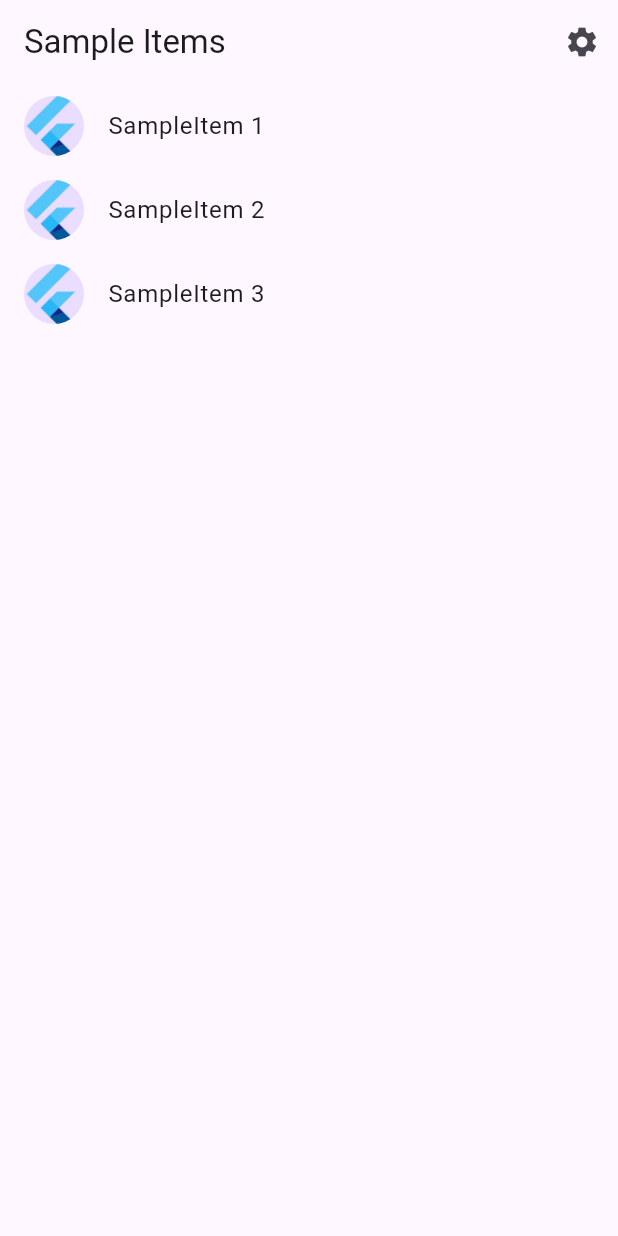
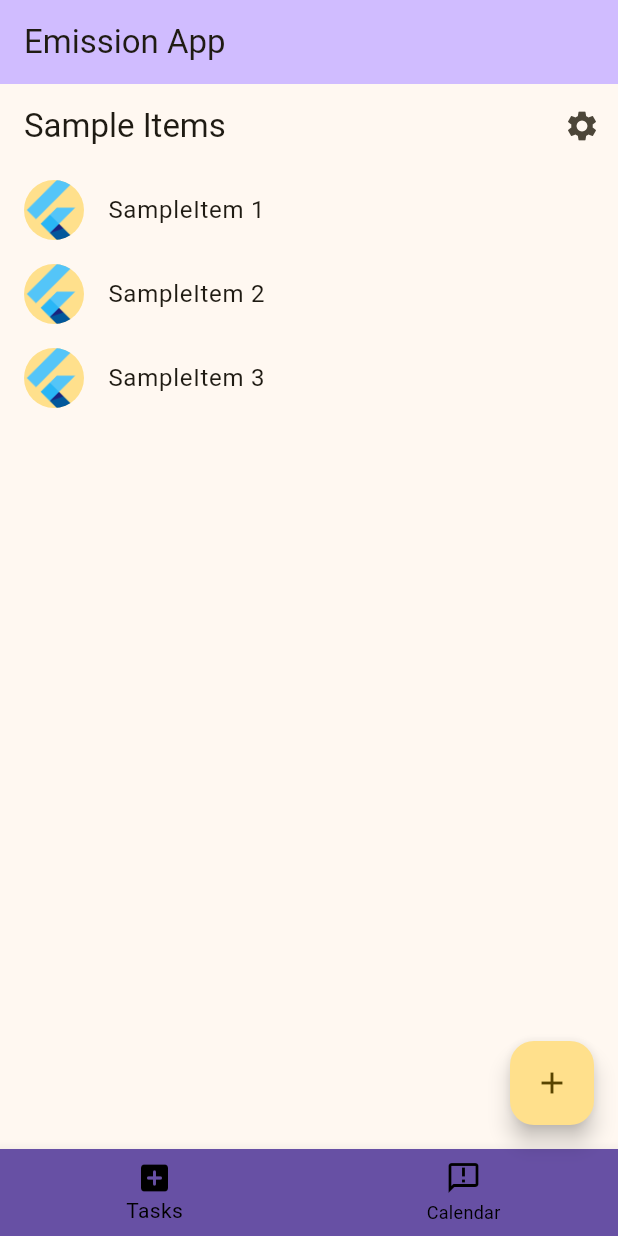
Before and after one commit to AndreyJRE/emission_app, a Flutter app: the screen it shows after launch, on a phone screen of 412 x 824 dp. Run offline on Flutter 3.47's test engine with Material 3 defaults, Android fonts, the phone set to English and light mode, and no system bars; generated files the repository leaves out were written again.

```diff
--- a/emission-frontend/qq_ui/lib/main.dart
+++ b/emission-frontend/qq_ui/lib/main.dart
@@ -1,6 +1,6 @@
 import 'package:flutter/material.dart';
 
-import 'src/app.dart';
+import 'src/views/app.dart';
 import 'src/settings/settings_controller.dart';
 import 'src/settings/settings_service.dart';
 
@@ -16,5 +16,5 @@ void main() async {
   // Run the app and pass in the SettingsController. The app listens to the
   // SettingsController for changes, then passes it further down to the
   // SettingsView.
-  runApp(MyApp(settingsController: settingsController));
+  runApp(MainScreen(title: 'Emission App'));
 }
--- a/emission-frontend/qq_ui/lib/src/app.dart
+++ /dev/null
@@ -1,85 +0,0 @@
-import 'package:flutter/material.dart';
-import 'package:flutter_gen/gen_l10n/app_localizations.dart';
-import 'package:flutter_localizations/flutter_localizations.dart';
-
-import 'sample_feature/sample_item_details_view.dart';
-import 'sample_feature/sample_item_list_view.dart';
-import 'settings/settings_controller.dart';
-import 'settings/settings_view.dart';
-
-/// The Widget that configures your application.
-class MyApp extends StatelessWidget {
-  const MyApp({
-    super.key,
-    required this.settingsController,
-  });
-
-  final SettingsController settingsController;
-
-  @override
-  Widget build(BuildContext context) {
-    // Glue the SettingsController to the MaterialApp.
-    //
-    // The ListenableBuilder Widget listens to the SettingsController for changes.
-    // Whenever the user updates their settings, the MaterialApp is rebuilt.
-    return ListenableBuilder(
-      listenable: settingsController,
-      builder: (BuildContext context, Widget? child) {
-        return MaterialApp(
-          // Providing a restorationScopeId allows the Navigator built by the
-          // MaterialApp to restore the navigation stack when a user leaves and
-          // returns to the app after it has been killed while running in the
-          // background.
-          restorationScopeId: 'app',
-
-          // Provide the generated AppLocalizations to the MaterialApp. This
-          // allows descendant Widgets to display the correct translations
-          // depending on the user's locale.
-          localizationsDelegates: const [
-            AppLocalizations.delegate,
-            GlobalMaterialLocalizations.delegate,
-            GlobalWidgetsLocalizations.delegate,
-            GlobalCupertinoLocalizations.delegate,
-          ],
-          supportedLocales: const [
-            Locale('en', ''), // English, no country code
-          ],
-
-          // Use AppLocalizations to configure the correct application title
-          // depending on the user's locale.
-          //
-          // The appTitle is defined in .arb files found in the localization
-          // directory.
-          onGenerateTitle: (BuildContext context) =>
-              AppLocalizations.of(context)!.appTitle,
-
-          // Define a light and dark color theme. Then, read the user's
-          // preferred ThemeMode (light, dark, or system default) from the
-          // SettingsController to display the correct theme.
-          theme: ThemeData(),
-          darkTheme: ThemeData.dark(),
-          themeMode: settingsController.themeMode,
-
-          // Define a function to handle named routes in order to support
-          // Flutter web url navigation and deep linking.
-          onGenerateRoute: (RouteSettings routeSettings) {
-            return MaterialPageRoute<void>(
-              settings: routeSettings,
-              builder: (BuildContext context) {
-                switch (routeSettings.name) {
-                  case SettingsView.routeName:
-                    return SettingsView(controller: settingsController);
-                  case SampleItemDetailsView.routeName:
-                    return const SampleItemDetailsView();
-                  case SampleItemListView.routeName:
-                  default:
-                    return const SampleItemListView();
-                }
-              },
-            );
-          },
-        );
-      },
-    );
-  }
-}
--- /dev/null
+++ b/emission-frontend/qq_ui/lib/src/views/app.dart
@@ -0,0 +1,212 @@
+import 'package:flutter/material.dart';
+import 'package:flutter_gen/gen_l10n/app_localizations.dart';
+import 'package:flutter_localizations/flutter_localizations.dart';
+import 'package:qq_ui/src/views/calendar_screen.dart';
+import 'package:qq_ui/src/views/task_screen.dart';
+
+import '../sample_feature/sample_item_details_view.dart';
+import '../sample_feature/sample_item_list_view.dart';
+import '../settings/settings_controller.dart';
+import '../settings/settings_view.dart';
+
+/// The Widget that configures your application.
+///
+class MainScreen extends StatefulWidget {
+  const MainScreen({super.key, required this.title});
+
+  // This widget is the home page of your application. It is stateful, meaning
+  // that it has a State object (defined below) that contains fields that affect
+  // how it looks.
+
+  // This class is the configuration for the state. It holds the values (in this
+  // case the title) provided by the parent (in this case the App widget) and
+  // used by the build method of the State. Fields in a Widget subclass are
+  // always marked "final".
+
+  final String title;
+
+  @override
+  State<MainScreen> createState() => _MyHomePageState();
+}
+
+class _MyHomePageState extends State<MainScreen> {
+  int _counter = 0;
+  int index = 0;
+  Widget page = EmissionListView();
+  var creating = false;
+  void switchOffScreen(){
+       setState(() {
+    creating = false;});
+  }
+
+
+  void switchState(int state) {
+    if(!creating){
+    setState(() {
+      index = state;
+      switch (index) {
+        case 0:
+          page = EmissionListView();
+          break;
+        case 1:
+         page = CalendarScreen();
+        default:
+
+      }
+    });}
+  }
+
+
+
+  void prompting(BuildContext context) {
+    TextEditingController _textFieldController = TextEditingController();
+    showDialog(
+        context: context,
+        builder: (context) {
+          return AlertDialog(
+              title: Text('Enter your Task'),
+              content: TextField(
+                controller: _textFieldController,
+              ),
+              actions: <Widget>[
+                TextButton(
+                  child: Text('Cancel'),
+                  onPressed: () {
+                    Navigator.pop(context);
+                  },
+                ),
+                TextButton(
+                    child: Text('Submit'),
+                    onPressed: () {
+                      //TODO
+                      Navigator.pop(context);
+                    })
+              ]);
+        });
+  }
+
+
+
+  @override
+  Widget build(BuildContext context) {
+    return MaterialApp(
+      theme: ThemeData(
+        colorScheme: ColorScheme.fromSeed(seedColor: Color.fromARGB(255, 193, 154, 13)),
+        useMaterial3: true
+      ),
+      home: Scaffold(
+        bottomNavigationBar: BottomNavigationBar(
+          items: const [
+            BottomNavigationBarItem(
+              icon: Icon(Icons.add_box_outlined),
+              activeIcon: Icon(Icons.add_box_rounded),
+              label: 'Tasks',
+            ),
+            BottomNavigationBarItem(
+              icon: Icon(Icons.announcement_outlined),
+              activeIcon: Icon(Icons.announcement_rounded),
+              label: 'Calendar',
+            ),
+          ],
+          backgroundColor: Theme.of(context).primaryColor,
+          selectedItemColor: Colors.black,
+          unselectedItemColor: Colors.black,
+          currentIndex: index,
+          onTap: ((value) => switchState(value)),
+        ),
+
+        appBar: AppBar(
+          // TRY THIS: Try changing the color here to a specific color (to
+          // Colors.amber, perhaps?) and trigger a hot reload to see the AppBar
+          // change color while the other colors stay the same.
+          backgroundColor: Theme.of(context).colorScheme.inversePrimary,
+          // Here we take the value from the MainScreen
+          // object that was created by
+          // the App.build method, and use it to set our appbar title.
+          title: Text(widget.title),
+        ),
+        body: page,
+        floatingActionButton: FloatingActionButton(
+          onPressed: () => {},
+          tooltip: 'Add new Task',
+          child: const Icon(Icons.add),
+        ), // This trailing comma makes auto-formatting nicer for build methods.
+      ),
+    );
+  }
+}
+class MyApp extends StatelessWidget {
+  const MyApp({
+    super.key,
+    required this.settingsController,
+  });
+
+  final SettingsController settingsController;
+
+  @override
+  Widget build(BuildContext context) {
+    // Glue the SettingsController to the MaterialApp.
+    //
+    // The ListenableBuilder Widget listens to the SettingsController for changes.
+    // Whenever the user updates their settings, the MaterialApp is rebuilt.
+    return ListenableBuilder(
+      listenable: settingsController,
+      builder: (BuildContext context, Widget? child) {
+        return MaterialApp(
+          // Providing a restorationScopeId allows the Navigator built by the
+          // MaterialApp to restore the navigation stack when a user leaves and
+          // returns to the app after it has been killed while running in the
+          // background.
+          restorationScopeId: 'app',
+
+          // Provide the generated AppLocalizations to the MaterialApp. This
+          // allows descendant Widgets to display the correct translations
+          // depending on the user's locale.
+          localizationsDelegates: const [
+            AppLocalizations.delegate,
+            GlobalMaterialLocalizations.delegate,
+            GlobalWidgetsLocalizations.delegate,
+            GlobalCupertinoLocalizations.delegate,
+          ],
+          supportedLocales: const [
+            Locale('en', ''), // English, no country code
+          ],
+
+          // Use AppLocalizations to configure the correct application title
+          // depending on the user's locale.
+          //
+          // The appTitle is defined in .arb files found in the localization
+          // directory.
+          onGenerateTitle: (BuildContext context) =>
+              AppLocalizations.of(context)!.appTitle,
+
+          // Define a light and dark color theme. Then, read the user's
+          // preferred ThemeMode (light, dark, or system default) from the
+          // SettingsController to display the correct theme.
+          theme: ThemeData(),
+          darkTheme: ThemeData.dark(),
+          themeMode: settingsController.themeMode,
+
+          // Define a function to handle named routes in order to support
+          // Flutter web url navigation and deep linking.
+          onGenerateRoute: (RouteSettings routeSettings) {
+            return MaterialPageRoute<void>(
+              settings: routeSettings,
+              builder: (BuildContext context) {
+                switch (routeSettings.name) {
+                  case SettingsView.routeName:
+                    return SettingsView(controller: settingsController);
+                  case SampleItemDetailsView.routeName:
+                    return const SampleItemDetailsView();
+                  case SampleItemListView.routeName:
+                  default:
+                    return const SampleItemListView();
+                }
+              },
+            );
+          },
+        );
+      },
+    );
+  }
+}
--- /dev/null
+++ b/emission-frontend/qq_ui/lib/src/views/task_screen.dart
@@ -0,0 +1,71 @@
+import 'package:flutter/material.dart';
+import 'package:qq_ui/src/sample_feature/sample_item.dart';
+import 'package:qq_ui/src/sample_feature/sample_item_details_view.dart';
+
+import '../settings/settings_view.dart';
+
+/// Displays a list of SampleItems.
+class EmissionListView extends StatelessWidget {
+  const EmissionListView({
+    super.key,
+    this.items = const [SampleItem(1), SampleItem(2), SampleItem(3)],
+  });
+
+  static const routeName = '/';
+
+  final List<SampleItem> items;
+
+  @override
+  Widget build(BuildContext context) {
+    return Scaffold(
+      appBar: AppBar(
+        title: const Text('Sample Items'),
+        actions: [
+          IconButton(
+            icon: const Icon(Icons.settings),
+            onPressed: () {
+              // Navigate to the settings page. If the user leaves and returns
+              // to the app after it has been killed while running in the
+              // background, the navigation stack is restored.
+              Navigator.restorablePushNamed(context, SettingsView.routeName);
+            },
+          ),
+        ],
+      ),
+
+      // To work with lists that may contain a large number of items, it’s best
+      // to use the ListView.builder constructor.
+      //
+      // In contrast to the default ListView constructor, which requires
+      // building all Widgets up front, the ListView.builder constructor lazily
+      // builds Widgets as they’re scrolled into view.
+      body: ListView.builder(
+        // Providing a restorationId allows the ListView to restore the
+        // scroll position when a user leaves and returns to the app after it
+        // has been killed while running in the background.
+        restorationId: 'sampleItemListView',
+        itemCount: items.length,
+        itemBuilder: (BuildContext context, int index) {
+          final item = items[index];
+
+          return ListTile(
+            title: Text('SampleItem ${item.id}'),
+            leading: const CircleAvatar(
+              // Display the Flutter Logo image asset.
+              foregroundImage: AssetImage('assets/images/flutter_logo.png'),
+            ),
+            onTap: () {
+              // Navigate to the details page. If the user leaves and returns to
+              // the app after it has been killed while running in the
+              // background, the navigation stack is restored.
+              Navigator.restorablePushNamed(
+                context,
+                SampleItemDetailsView.routeName,
+              );
+            }
+          );
+        },
+      ),
+    );
+  }
+}
```
Also changed, not shown: emission-frontend/qq_ui/lib/src/views/builder_screen.dart (added, +111 -0 lines), emission-frontend/qq_ui/lib/src/views/calendar_screen.dart (added, +20 -0 lines).
